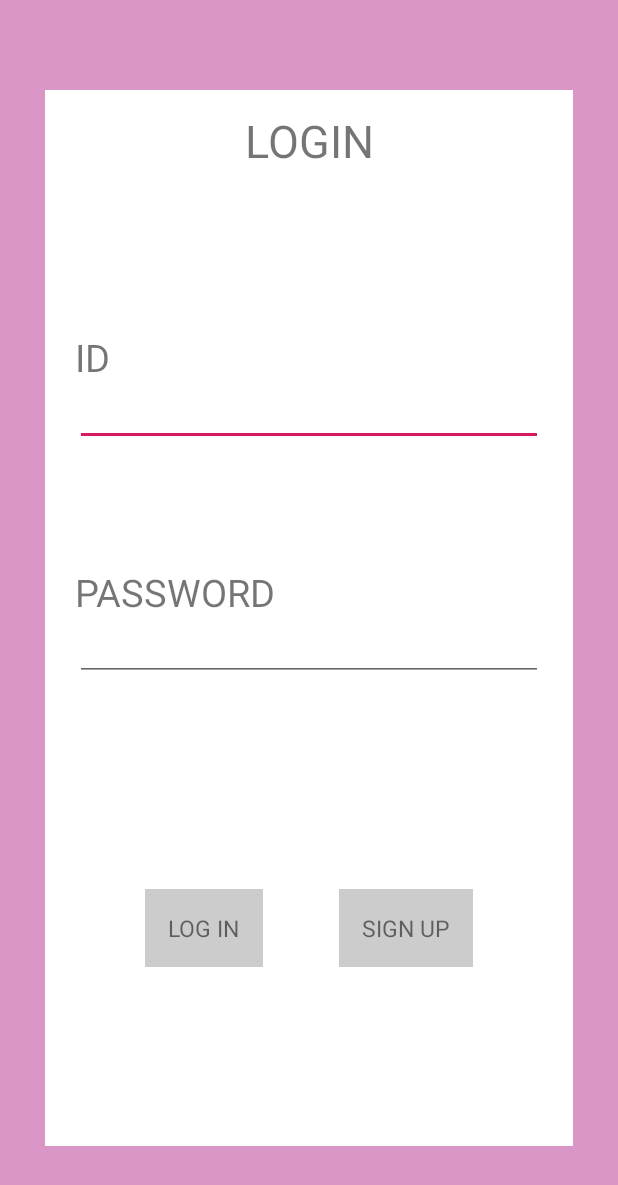
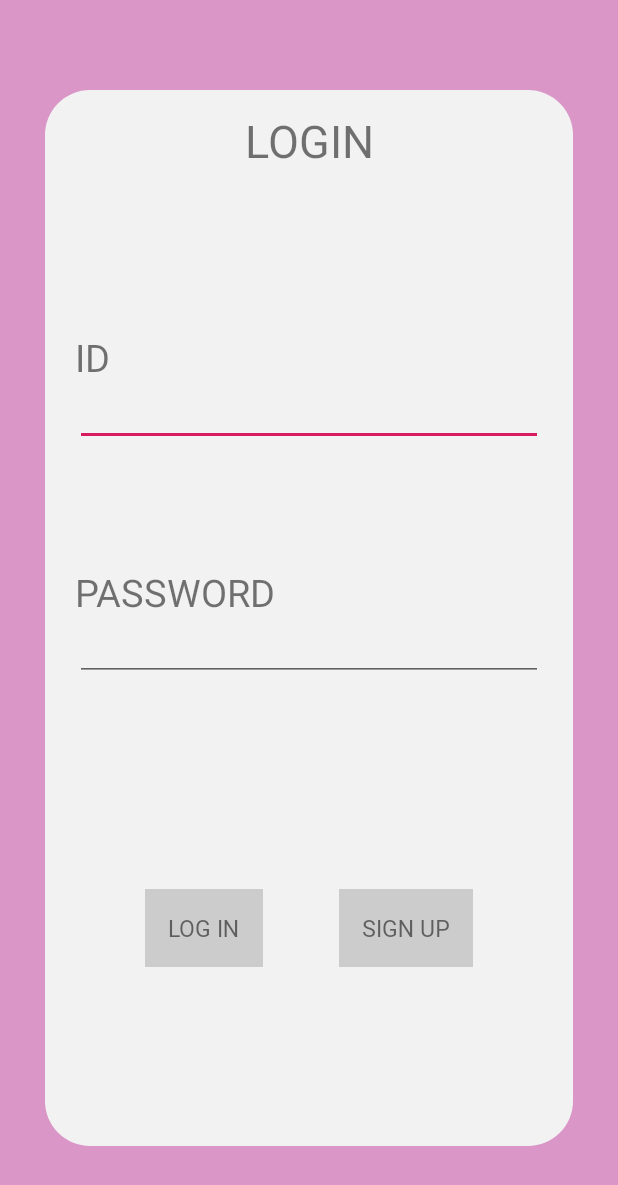
Before and after one commit to YeRamJung/SmartMobile-with-Arduino, an Android app: the layout activity_main.xml on its own in the app's theme, with its tools: preview values and no code run, on a phone screen of 412 x 824 dp. Shown: the top 1185 px of the screen. Run offline under Robolectric (Android 15) with nearby library versions, the phone set to English and light mode, and no system bars; plain views replace ConstraintLayout.

Commit message:
round shape 적용, 폰트 적용

```diff
--- a/Client/app/src/main/java/com/example/swudoit/MainActivity.java
+++ b/Client/app/src/main/java/com/example/swudoit/MainActivity.java
@@ -26,11 +26,11 @@ public class MainActivity extends AppCompatActivity {
         super.onCreate(savedInstanceState);
         setContentView(R.layout.activity_main);
 
-        idE = (EditText)findViewById(R.id.idEdt);
-        passE = (EditText)findViewById(R.id.passEdit);
+        idE = (EditText) findViewById(R.id.idEdt);
+        passE = (EditText) findViewById(R.id.passEdit);
     }
 
-    protected void mClick(View v){
+    protected void mClick(View v) {
 
         String id = idE.getText().toString();
 
@@ -40,13 +40,13 @@ public class MainActivity extends AppCompatActivity {
 
         isUser = signIn(id, pass);
 
-        if(isUser){
+        if (isUser) {
             Toast.makeText(MainActivity.this, id + "님 환영합니다!!", Toast.LENGTH_SHORT).show();
 
             Intent mainView = new Intent(this, swudoit_main.class);
 
             startActivity(mainView);
-        }else{
+        } else {
             AlertDialog.Builder ab = new AlertDialog.Builder(this);
 
             ab.setTitle("Error");
@@ -64,7 +64,8 @@ public class MainActivity extends AppCompatActivity {
         }
     }
 
-    private boolean signIn(String id, String pass){
+    private boolean signIn(String id, String pass) {
 
+        return false;
     }
 }
--- /dev/null
+++ b/Client/app/src/main/res/drawable/round_shape.xml
@@ -0,0 +1,14 @@
+<?xml version="1.0" encoding="utf-8"?>
+
+<shape xmlns:android="http://schemas.android.com/apk/res/android">
+    <solid android:color="#F2F2F2" />
+    <!--<stroke-->
+        <!--android:width="3dip"-->
+        <!--android:color="#B1BCBE" />-->
+    <corners android:radius="30dip" />
+    <padding
+        android:bottom="0dip"
+        android:left="0dip"
+        android:right="0dip"
+        android:top="0dip" />
+</shape>
--- a/Client/app/src/main/res/layout/activity_main.xml
+++ b/Client/app/src/main/res/layout/activity_main.xml
@@ -5,8 +5,8 @@
     android:layout_width="match_parent"
     android:layout_height="match_parent"
     tools:context=".MainActivity"
-    android:background="#d996c7"
-    >
+    android:background="#D996C7"
+    android:fontFamily="@font/mplusrounded1c">
 
     <LinearLayout
         android:layout_width="match_parent"
@@ -14,7 +14,7 @@
         android:layout_marginHorizontal="30dp"
         android:layout_marginVertical="60dp"
         android:paddingTop="10px"
-        android:background="#FFFFFF"
+        android:background="@drawable/round_shape"
         android:orientation="vertical">
 
         <TextView
@@ -81,6 +81,7 @@
                 android:text="LOG IN"
                 android:background="#cccccc"
                 android:textSize="15dp"
+                android:fontFamily="@font/mplusrounded1c"
                 android:onClick="mClick"
                 android:clickable="true"/>
             <TextView
@@ -91,6 +92,7 @@
                 android:padding="15dp"
                 android:layout_marginHorizontal="25dp"
                 android:text="SIGN UP"
+                android:fontFamily="@font/mplusrounded1c"
                 android:layout_centerInParent="true"
                 android:background="#cccccc"
                 android:textSize="15dp"/>
--- a/Client/app/src/main/res/layout/activity_sign_up.xml
+++ b/Client/app/src/main/res/layout/activity_sign_up.xml
@@ -5,16 +5,18 @@
     android:layout_width="match_parent"
     android:layout_height="match_parent"
     tools:context=".SignUp"
-    android:background="#d996c7">
+    android:background="#D996C7"
+    android:fontFamily="@font/mplusrounded1c">
 
     <LinearLayout
         android:layout_width="match_parent"
         android:layout_height="match_parent"
         android:layout_marginHorizontal="30dp"
         android:layout_marginVertical="60dp"
-        android:background="#FFFFFF"
+        android:background="@drawable/round_shape"
         android:orientation="vertical"
-        android:paddingTop="10px">
+        android:paddingTop="10px"
+        >
 
         <TextView
             android:layout_width="match_parent"
@@ -98,6 +100,7 @@
                 android:background="#cccccc"
                 android:padding="15dp"
                 android:text="SIGN UP"
+                android:fontFamily="@font/mplusrounded1c"
                 android:textSize="15dp" />
 
         </LinearLayout>
--- a/Client/app/src/main/res/values/colors.xml
+++ b/Client/app/src/main/res/values/colors.xml
@@ -1,6 +1,8 @@
 <?xml version="1.0" encoding="utf-8"?>
 <resources>
-    <color name="colorPrimary">#008577</color>
+    <color name="colorPrimary">#D996C7</color>
     <color name="colorPrimaryDark">#00574B</color>
     <color name="colorAccent">#D81B60</color>
+
+
 </resources>
--- a/Client/app/src/main/res/values/styles.xml
+++ b/Client/app/src/main/res/values/styles.xml
@@ -6,6 +6,13 @@
         <item name="colorPrimary">@color/colorPrimary</item>
         <item name="colorPrimaryDark">@color/colorPrimaryDark</item>
         <item name="colorAccent">@color/colorAccent</item>
+
+        <item name="android:statusBarColor">#D996C7</item>
+
+        <!-- No Title Bar-->
+        <item name="windowActionBar">false</item>
+        <item name="windowNoTitle">true</item>
+
     </style>
 
 </resources>
```
Also changed, not shown: 2 other files.
